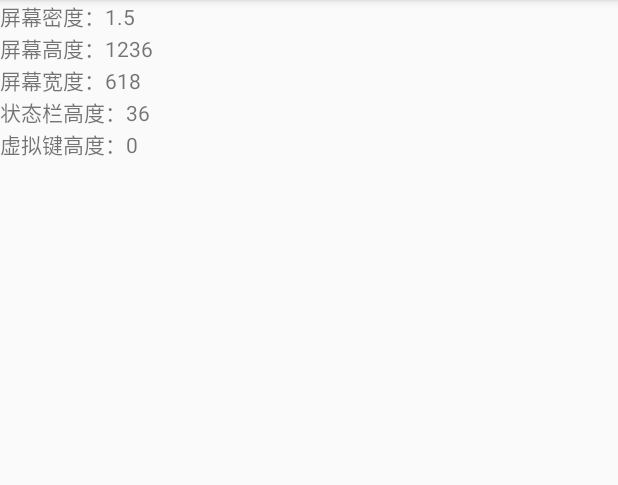
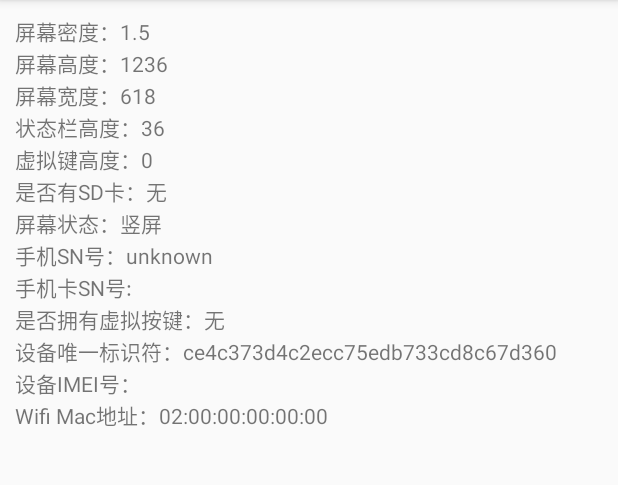
Before and after one commit to isyue/UtilsLibrary, an Android app: the PhoneInfoActivity screen opened directly, with no data from a screen before it, on a phone screen of 412 x 824 dp, the part 84-569 px from its top. Run offline under Robolectric (Android 15) with nearby library versions, the phone set to English and light mode, and no system bars; our stand-ins replace ButterKnife.

Commit message:
添加手机信息获取

```diff
--- a/app/src/main/java/xmqian/myutils/simple/PhoneInfoActivity.java
+++ b/app/src/main/java/xmqian/myutils/simple/PhoneInfoActivity.java
@@ -6,6 +6,7 @@ import android.widget.TextView;
 
 import butterknife.Bind;
 import butterknife.ButterKnife;
+import regpang.utilslibrary.utils.PhoneInfoGetUtils;
 import regpang.utilslibrary.utils.PhoneScreenInfoUtils;
 import xmqian.myutils.ActivityBase;
 import xmqian.myutils.R;
@@ -37,6 +38,22 @@ public class PhoneInfoActivity extends ActivityBase {
         addInfo("状态栏高度：" + String.valueOf(PhoneScreenInfoUtils.getStatusBarHeight(this)));
         //获取虚拟键高度，没有获取为0
         addInfo("虚拟键高度：" + String.valueOf(PhoneScreenInfoUtils.getNavigationBarHeight(this)));
+        //获取是否有SD卡
+        addInfo("是否有SD卡：" + (PhoneInfoGetUtils.isExitsSdcard() ? "有" : "无"));
+        //获取屏幕状态
+        addInfo("屏幕状态：" + (PhoneInfoGetUtils.isScreenOriatationPortrait(this) ? "竖屏" : "横屏"));
+        //获取手机SN号
+        addInfo("手机SN号：" + String.valueOf(PhoneInfoGetUtils.getSN(this)));
+        //获取手机卡SN号
+        addInfo("手机卡SN号:" + String.valueOf(PhoneInfoGetUtils.getSimSN(this)));
+        //是否有虚拟按键
+        addInfo("是否拥有虚拟按键：" + (PhoneInfoGetUtils.checkDeviceHasNavigationBar(this) ? "有" : "无"));
+        //获取设备唯一标识符
+        addInfo("设备唯一标识符：" + String.valueOf(PhoneInfoGetUtils.getUniqueId(this)));
+        //获取设备IMEI号
+        addInfo("设备IMEI号：" + String.valueOf(PhoneInfoGetUtils.getDeviceIMEI(this)));
+        //获取Wifi Mac地址
+        addInfo("Wifi Mac地址：" + String.valueOf(PhoneInfoGetUtils.getWifiMac(this)));
     }
 
     public void addInfo(String infoValue) {
--- a/app/src/main/res/layout/activity_phone_info.xml
+++ b/app/src/main/res/layout/activity_phone_info.xml
@@ -8,6 +8,7 @@
         android:id="@+id/lay_content"
         android:layout_width="match_parent"
         android:layout_height="match_parent"
+        android:layout_margin="10dp"
         android:orientation="vertical">
 
     </LinearLayout>
--- a/utilslibrary/src/main/AndroidManifest.xml
+++ b/utilslibrary/src/main/AndroidManifest.xml
@@ -1,4 +1,7 @@
 <manifest xmlns:android="http://schemas.android.com/apk/res/android" package="regpang.utilslibrary">
+
+    <uses-permission android:name="android.permission.ACCESS_WIFI_STATE" />
+    <uses-permission android:name="android.permission.READ_PHONE_STATE" />
 
     <application android:allowBackup="true" android:label="@string/app_name"
         android:supportsRtl="true">
--- /dev/null
+++ b/utilslibrary/src/main/java/regpang/utilslibrary/utils/PhoneInfoGetUtils.java
@@ -0,0 +1,256 @@
+package regpang.utilslibrary.utils;
+
+import android.Manifest;
+import android.annotation.TargetApi;
+import android.content.Context;
+import android.content.SharedPreferences;
+import android.content.pm.PackageManager;
+import android.content.res.Configuration;
+import android.content.res.Resources;
+import android.net.wifi.WifiInfo;
+import android.net.wifi.WifiManager;
+import android.os.Build;
+import android.provider.Settings;
+import android.support.v4.app.ActivityCompat;
+import android.telephony.TelephonyManager;
+import android.text.TextUtils;
+import android.util.Log;
+import android.view.ViewConfiguration;
+
+import java.io.UnsupportedEncodingException;
+import java.lang.reflect.Method;
+import java.security.MessageDigest;
+import java.security.NoSuchAlgorithmException;
+import java.util.UUID;
+
+/**
+ * @author xmqian
+ * @date 2018/5/28
+ * @desc 获取手机的信息，包括状态信息
+ */
+public class PhoneInfoGetUtils {
+
+    /**
+     * 获取是否存在NavigationBar，是否有虚拟按键
+     */
+    public static boolean checkDeviceHasNavigationBar(Context context) {
+        boolean hasNavigationBar = false;
+        Resources rs = context.getResources();
+        int id = rs.getIdentifier("config_showNavigationBar", "bool", "android");
+        if (id > 0) {
+            hasNavigationBar = rs.getBoolean(id);
+        }
+        try {
+            Class systemPropertiesClass = Class.forName("android.os.SystemProperties");
+            Method m = systemPropertiesClass.getMethod("get", String.class);
+            String navBarOverride = (String) m.invoke(systemPropertiesClass, "qemu.hw.mainkeys");
+            if ("1".equals(navBarOverride)) {
+                hasNavigationBar = false;
+            } else if ("0".equals(navBarOverride)) {
+                hasNavigationBar = true;
+            }
+        } catch (Exception e) {
+
+        }
+        return hasNavigationBar;
+
+    }
+
+    /**
+     * 检测Sdcard是否存在
+     *
+     * @return
+     */
+    public static boolean isExitsSdcard() {
+        if (android.os.Environment.getExternalStorageState().equals(android.os.Environment.MEDIA_MOUNTED))
+            return true;
+        else
+            return false;
+    }
+
+    /**
+     * 返回当前屏幕是否为竖屏。
+     *
+     * @param context
+     * @return 当且仅当当前屏幕为竖屏时返回true, 否则返回false。
+     */
+    public static boolean isScreenOriatationPortrait(Context context) {
+        return context.getResources().getConfiguration().orientation == Configuration.ORIENTATION_PORTRAIT;
+    }
+
+    /**
+     * @param context
+     * @return 获取设备唯一标识符
+     */
+    public static String getUniqueId(Context context) {
+        return md5(getDeviceId(context));
+    }
+
+    /**
+     * </span></p>  * deviceID的组成为：渠道标志+识别符来源标志+hash后的终端识别符
+     * <p>
+     * 渠道标志为：
+     * 1，andriod（a）
+     * <p>
+     * 识别符来源标志：
+     * 1， wifi mac地址（wifi）；
+     * 2， IMEI（imei）；
+     * 3， 序列号（sn）；
+     * 4， id：随机码。若前面的都取不到时，则随机生成一个随机码，需要缓存。
+     *
+     * @param context
+     * @return
+     */
+    private static String getDeviceId(Context context) {
+        StringBuilder deviceId = new StringBuilder();
+        // 渠道标志
+        try {
+            //wifi mac地址
+            String wifiMac = getWifiMac(context);
+            if (!TextUtils.isEmpty(wifiMac)) {
+                deviceId.append("wifi");
+                deviceId.append(wifiMac);
+                Log.e("getDeviceId : ", deviceId.toString());
+                return deviceId.toString();
+            }
+            //IMEI（imei）
+            String imei = getDeviceIMEI(context);
+            if (!TextUtils.isEmpty(imei)) {
+                deviceId.append("imei");
+                deviceId.append(imei);
+                Log.e("getDeviceId : ", deviceId.toString());
+                return deviceId.toString();
+            }
+            //序列号（sn）
+            TelephonyManager tm = (TelephonyManager) context.getSystemService(Context.TELEPHONY_SERVICE);
+            String sn = tm.getSimSerialNumber();
+            if (!TextUtils.isEmpty(sn)) {
+                deviceId.append("sn");
+                deviceId.append(sn);
+                Log.e("getDeviceId : ", deviceId.toString());
+                return deviceId.toString();
+            }
+            String androidId = Settings.Secure.getString(context.getApplicationContext().getContentResolver(), Settings.Secure.ANDROID_ID);
+            if (!TextUtils.isEmpty(sn)) {
+                deviceId.append("androidId");
+                deviceId.append(androidId);
+                Log.e("getDeviceId : ", deviceId.toString());
+                return deviceId.toString();
+            }
+            //如果上面都没有， 则生成一个id：随机码
+            String uuid = getUUID(context);
+            if (!TextUtils.isEmpty(uuid)) {
+                deviceId.append("uuid");
+                deviceId.append(uuid);
+                Log.e("getDeviceId : ", deviceId.toString());
+                return deviceId.toString();
+            }
+        } catch (Exception e) {
+            e.printStackTrace();
+            deviceId.append("id").append(getUUID(context));
+        }
+        Log.e("getDeviceId : ", deviceId.toString());
+        return deviceId.toString();
+    }
+
+    /**
+     * 获取手机的IMEI
+     *
+     * @param context
+     * @return
+     */
+    public static String getDeviceIMEI(Context context) {
+        if (ActivityCompat.checkSelfPermission(context, Manifest.permission.READ_PHONE_STATE) != PackageManager.PERMISSION_GRANTED) {
+            Log.e("getDeviceIMEI", "权限不足");
+            return "";
+        }
+        TelephonyManager tm = (TelephonyManager) context.getSystemService(Context.TELEPHONY_SERVICE);
+        String imei = tm.getDeviceId();
+        return imei;
+    }
+
+    /**
+     * 获取wifi的mac地址
+     *
+     * @param context
+     * @return
+     */
+    public static String getWifiMac(Context context) {
+        WifiManager wifi = (WifiManager) context.getSystemService(Context.WIFI_SERVICE);
+        WifiInfo info = wifi.getConnectionInfo();
+        return info.getMacAddress();
+    }
+
+
+    /**
+     * 得到全局唯一UUID
+     *
+     * @param context
+     * @return
+     */
+    private static String getUUID(Context context) {
+        String uuid = "";
+        SharedPreferences mShare = context.getSharedPreferences("uuid", 0);
+        if (mShare != null) {
+            uuid = mShare.getString("uuid", "");
+        }
+        if (TextUtils.isEmpty(uuid)) {
+            uuid = UUID.randomUUID().toString();
+            mShare.edit().putString("uuid", uuid).commit();
+        }
+        Log.e("tag", "getUUID : " + uuid);
+        return uuid;
+    }
+
+
+    /**
+     * @param context
+     * @return 获得设备SN号(产品序列号)
+     */
+    public static String getSN(Context context) {
+        return android.os.Build.SERIAL;
+    }
+
+    /**
+     * @param context
+     * @return 获得SIM卡SN号(产品序列号)
+     */
+    public static String getSimSN(Context context) {
+        String id = "";
+        if (ActivityCompat.checkSelfPermission(context, Manifest.permission.READ_PHONE_STATE) != PackageManager.PERMISSION_GRANTED) {
+            Log.e("getSimSn", "no permission");
+            return "";
+        }
+        TelephonyManager tm = (TelephonyManager) context.getSystemService(Context.TELEPHONY_SERVICE);
+        id = tm.getSimSerialNumber();
+        return id;
+    }
+
+    /**
+     * md5加密
+     *
+     * @param string
+     * @return
+     */
+    private static String md5(String string) {
+        byte[] hash;
+        try {
+            hash = MessageDigest.getInstance("MD5").digest(
+                    string.getBytes("UTF-8"));
+        } catch (NoSuchAlgorithmException e) {
+            throw new RuntimeException("Huh, MD5 should be supported?", e);
+        } catch (UnsupportedEncodingException e) {
+            throw new RuntimeException("Huh, UTF-8 should be supported?", e);
+        }
+
+        StringBuilder hex = new StringBuilder(hash.length * 2);
+        for (byte b : hash) {
+            if ((b & 0xFF) < 0x10)
+                hex.append("0");
+            hex.append(Integer.toHexString(b & 0xFF));
+        }
+        return hex.toString();
+    }
+
+
+}
--- a/utilslibrary/src/main/java/regpang/utilslibrary/utils/PhoneScreenInfoUtils.java
+++ b/utilslibrary/src/main/java/regpang/utilslibrary/utils/PhoneScreenInfoUtils.java
@@ -1,13 +1,11 @@
 package regpang.utilslibrary.utils;
 
 import android.annotation.TargetApi;
-import android.app.Activity;
 import android.content.Context;
 import android.content.res.Configuration;
 import android.content.res.Resources;
 import android.os.Build;
 import android.util.DisplayMetrics;
-import android.util.TypedValue;
 import android.view.ViewConfiguration;
 import android.view.WindowManager;
 
```
Also changed, not shown: utilslibrary/src/main/java/regpang/utilslibrary/utils/Utils.java (+9 -34 lines).
